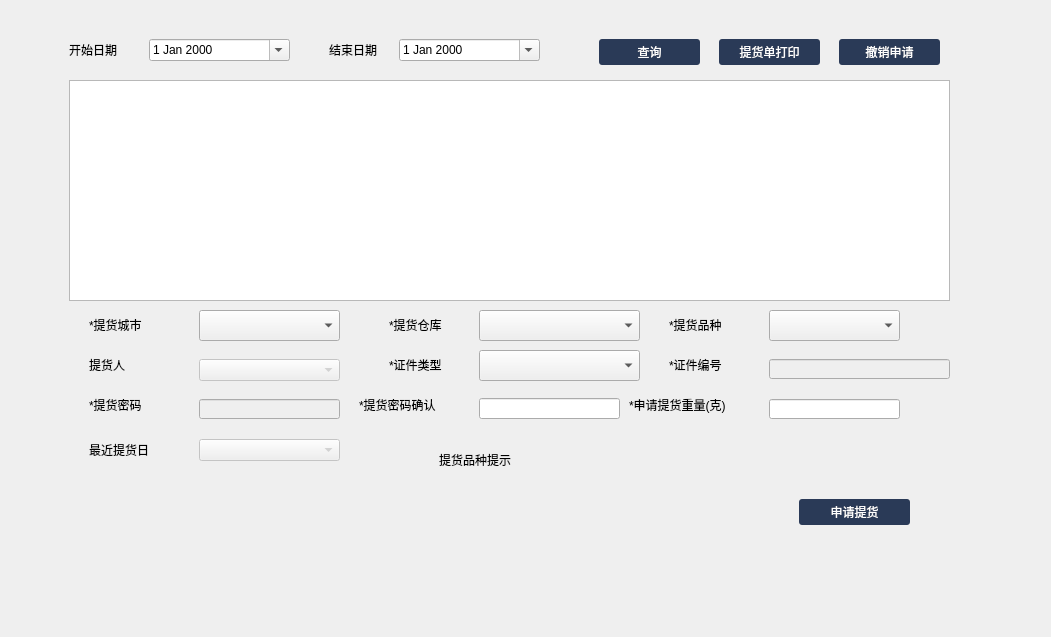
First picture: the form in CustomWindow/Dialog/frmGetGoodsDlg.ui, repository peerchen/qt_client, before the edit.
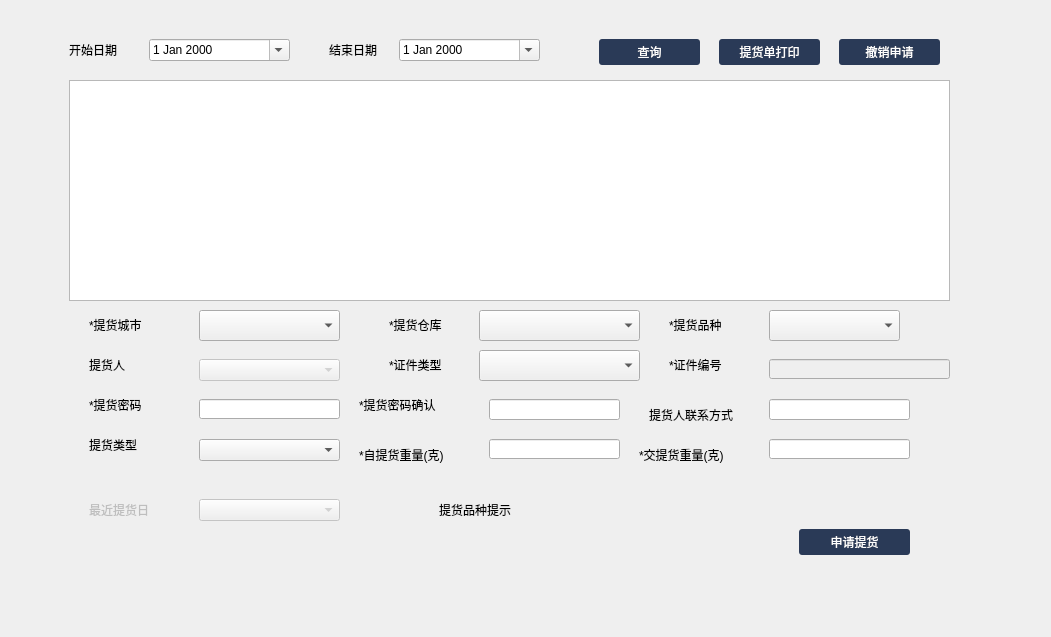
Second picture: the form after the edit.

What changed in the file:
```diff
--- a/CustomWindow/Dialog/frmGetGoodsDlg.ui
+++ b/CustomWindow/Dialog/frmGetGoodsDlg.ui
@@ -23,10 +23,13 @@
     </rect>
    </property>
    <widget class="QLabel" name="label_7">
+    <property name="enabled">
+     <bool>false</bool>
+    </property>
     <property name="geometry">
      <rect>
       <x>80</x>
-      <y>430</y>
+      <y>490</y>
       <width>81</width>
       <height>21</height>
      </rect>
@@ -64,16 +67,6 @@
      <string>提货人</string>
     </property>
    </widget>
-   <widget class="QLineEdit" name="lineEdit_weight">
-    <property name="geometry">
-     <rect>
-      <x>760</x>
-      <y>390</y>
-      <width>131</width>
-      <height>20</height>
-     </rect>
-    </property>
-   </widget>
    <widget class="QComboBox" name="comboBox_credit">
     <property name="geometry">
      <rect>
@@ -113,9 +106,9 @@
    <widget class="QLineEdit" name="lineEdit_ensure">
     <property name="geometry">
      <rect>
-      <x>470</x>
-      <y>389</y>
-      <width>141</width>
+      <x>480</x>
+      <y>390</y>
+      <width>131</width>
       <height>21</height>
      </rect>
     </property>
@@ -220,22 +213,6 @@
      <string>*提货仓库</string>
     </property>
    </widget>
-   <widget class="QLabel" name="label_12">
-    <property name="geometry">
-     <rect>
-      <x>620</x>
-      <y>380</y>
-      <width>131</width>
-      <height>31</height>
-     </rect>
-    </property>
-    <property name="styleSheet">
-     <string notr="true">font: 11pt &quot;宋体&quot;;</string>
-    </property>
-    <property name="text">
-     <string>*申请提货重量(克)</string>
-    </property>
-   </widget>
    <widget class="QLabel" name="label_10">
     <property name="geometry">
      <rect>
@@ -302,7 +279,7 @@
    </widget>
    <widget class="QLineEdit" name="lineEdit_pswd">
     <property name="enabled">
-     <bool>false</bool>
+     <bool>true</bool>
     </property>
     <property name="geometry">
      <rect>
@@ -314,6 +291,9 @@
     </property>
    </widget>
    <widget class="QPushButton" name="pushButton_print">
+    <property name="enabled">
+     <bool>false</bool>
+    </property>
     <property name="geometry">
      <rect>
       <x>710</x>
@@ -353,7 +333,7 @@
     <property name="geometry">
      <rect>
       <x>790</x>
-      <y>490</y>
+      <y>520</y>
       <width>111</width>
       <height>31</height>
      </rect>
@@ -402,7 +382,7 @@
     <property name="geometry">
      <rect>
       <x>430</x>
-      <y>440</y>
+      <y>490</y>
       <width>441</width>
       <height>21</height>
      </rect>
@@ -467,7 +447,7 @@
     <property name="geometry">
      <rect>
       <x>190</x>
-      <y>430</y>
+      <y>490</y>
       <width>141</width>
       <height>22</height>
      </rect>
@@ -522,6 +502,113 @@
      <string>撤销申请</string>
     </property>
    </widget>
+   <widget class="QLabel" name="label_14">
+    <property name="geometry">
+     <rect>
+      <x>640</x>
+      <y>390</y>
+      <width>111</width>
+      <height>31</height>
+     </rect>
+    </property>
+    <property name="styleSheet">
+     <string notr="true">font: 11pt &quot;宋体&quot;;</string>
+    </property>
+    <property name="text">
+     <string>提货人联系方式</string>
+    </property>
+   </widget>
+   <widget class="QLineEdit" name="lineEdit_contract">
+    <property name="geometry">
+     <rect>
+      <x>760</x>
+      <y>390</y>
+      <width>141</width>
+      <height>21</height>
+     </rect>
+    </property>
+   </widget>
+   <widget class="QLabel" name="label_15">
+    <property name="geometry">
+     <rect>
+      <x>80</x>
+      <y>420</y>
+      <width>81</width>
+      <height>31</height>
+     </rect>
+    </property>
+    <property name="styleSheet">
+     <string notr="true">font: 11pt &quot;宋体&quot;;</string>
+    </property>
+    <property name="text">
+     <string>提货类型</string>
+    </property>
+   </widget>
+   <widget class="QComboBox" name="comboBox_get_type">
+    <property name="enabled">
+     <bool>true</bool>
+    </property>
+    <property name="geometry">
+     <rect>
+      <x>190</x>
+      <y>430</y>
+      <width>141</width>
+      <height>22</height>
+     </rect>
+    </property>
+   </widget>
+   <widget class="QLineEdit" name="lineEdit_jiaoti">
+    <property name="geometry">
+     <rect>
+      <x>760</x>
+      <y>430</y>
+      <width>141</width>
+      <height>20</height>
+     </rect>
+    </property>
+   </widget>
+   <widget class="QLabel" name="label_16">
+    <property name="geometry">
+     <rect>
+      <x>630</x>
+      <y>430</y>
+      <width>121</width>
+      <height>31</height>
+     </rect>
+    </property>
+    <property name="styleSheet">
+     <string notr="true">font: 11pt &quot;宋体&quot;;</string>
+    </property>
+    <property name="text">
+     <string>*交提货重量(克)</string>
+    </property>
+   </widget>
+   <widget class="QLineEdit" name="lineEdit_ziti">
+    <property name="geometry">
+     <rect>
+      <x>480</x>
+      <y>430</y>
+      <width>131</width>
+      <height>20</height>
+     </rect>
+    </property>
+   </widget>
+   <widget class="QLabel" name="label_12">
+    <property name="geometry">
+     <rect>
+      <x>350</x>
+      <y>430</y>
+      <width>121</width>
+      <height>31</height>
+     </rect>
+    </property>
+    <property name="styleSheet">
+     <string notr="true">font: 11pt &quot;宋体&quot;;</string>
+    </property>
+    <property name="text">
+     <string>*自提货重量(克)</string>
+    </property>
+   </widget>
   </widget>
  </widget>
  <layoutdefault spacing="6" margin="11"/>
```
